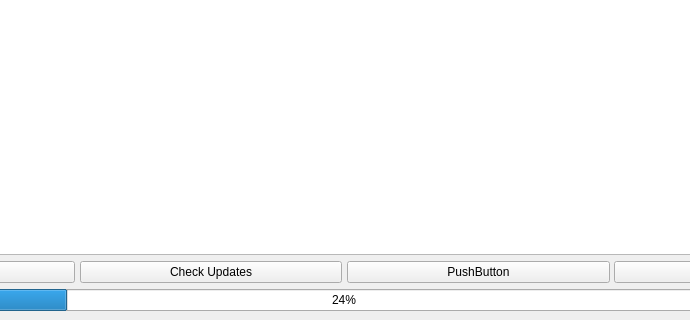
First picture: the form in mainwindow.ui, repository siziakov/SevenWaysUpdater, before the edit; both pictures show x 196 to 886 and y 280 to 600 of the 1080 by 600 pixel window.
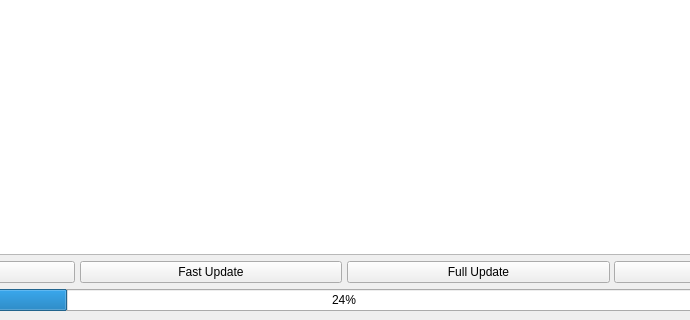
Second picture: the form after the edit.

Patch:
```diff
--- a/mainwindow.ui
+++ b/mainwindow.ui
@@ -54,7 +54,7 @@
          </size>
         </property>
         <property name="text">
-         <string>Check Updates</string>
+         <string>Fast Update</string>
         </property>
        </widget>
       </item>
@@ -67,7 +67,7 @@
          </size>
         </property>
         <property name="text">
-         <string>PushButton</string>
+         <string>Full Update</string>
         </property>
        </widget>
       </item>
```
Left out of the diff: 4 changed lines with no effect on the pictures.
